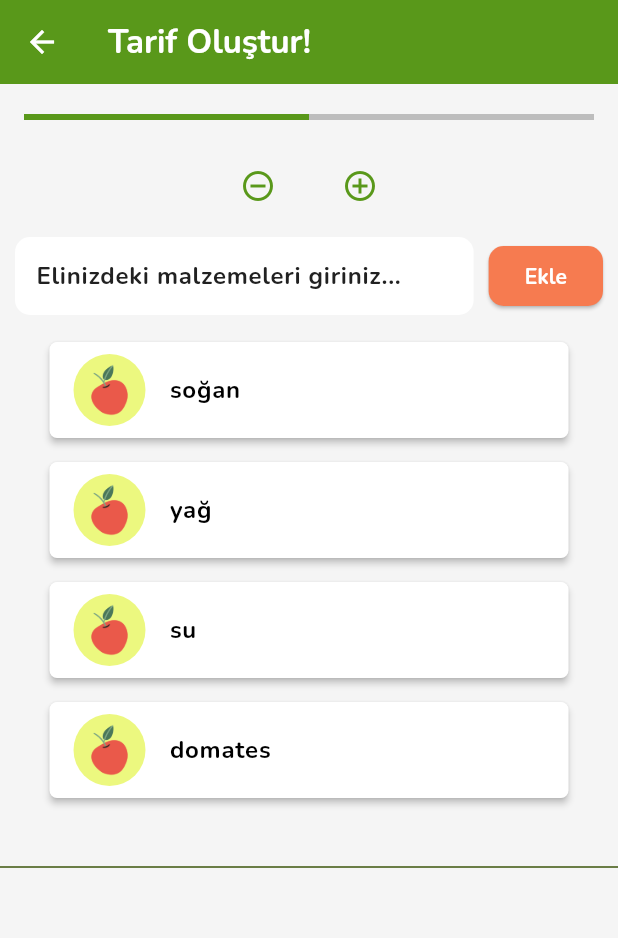
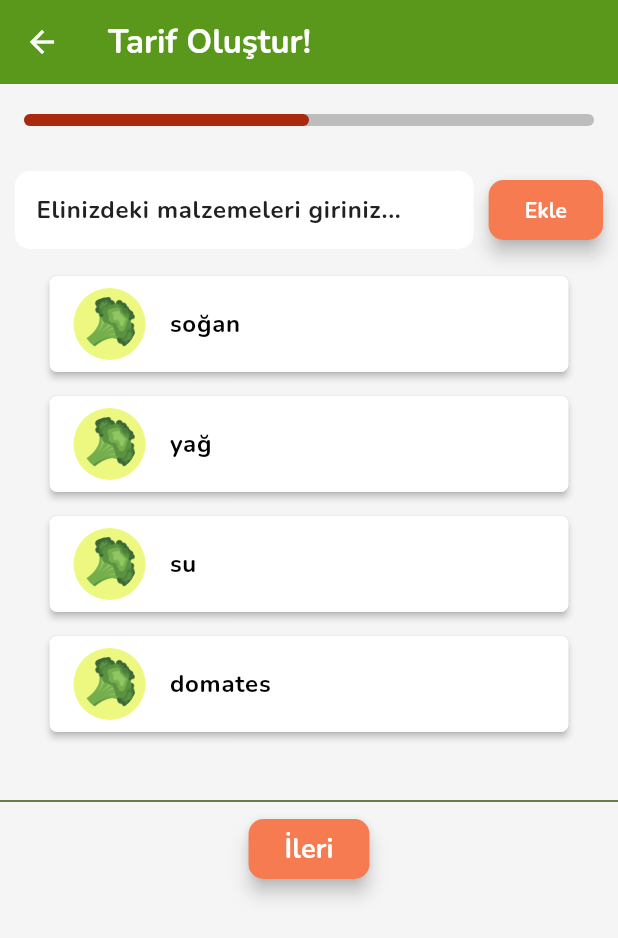
Before and after one commit to berkemremert/yesilsepet, a Flutter app: the IngredientsPage screen opened directly, on a phone screen of 412 x 824 dp. Shown: the top 938 px of the screen. Run offline on Flutter 3.47's test engine with Material 3 defaults, Android fonts, the phone set to English and light mode, and no system bars; our stand-ins replace font_awesome_flutter.

Commit message:
UI changes

```diff
--- a/lib/Views/createRecipePage/ingredientsPage.dart
+++ b/lib/Views/createRecipePage/ingredientsPage.dart
@@ -24,7 +24,7 @@ class IngredientsPage extends StatelessWidget {
           ),
         ),
         backgroundColor: AppColors.offWhite,
-        body: const SingleChildScrollView(
+        body: SingleChildScrollView(
           child: Column(
             children: [
               ProgressBarSection(),
@@ -33,6 +33,26 @@ class IngredientsPage extends StatelessWidget {
               SizedBox(height: 10),
               IngredientList(),
               Divider(color: AppColors.oliveGreen),
+              ElevatedButton(
+                  style: ElevatedButton.styleFrom(
+                    backgroundColor: AppColors.coralOrange,
+                    elevation: 5,
+                    shape: RoundedRectangleBorder(
+                      borderRadius: BorderRadius.circular(10)
+                    )
+                  ),
+                  onPressed: (){
+                    // TODO: IMPLEMENT
+                  },
+                  child: Text(
+                      "İleri",
+                    style: TextStyle(
+                      color: AppColors.pureWhite,
+                      fontWeight: FontWeight.bold,
+                      fontSize: 18
+                    ),
+                  )
+              )
             ],
           ),
         ),
--- a/lib/Views/createRecipePage/widgets/ingredient_list.dart
+++ b/lib/Views/createRecipePage/widgets/ingredient_list.dart
@@ -49,7 +49,8 @@ class IngredientList extends StatelessWidget {
                     radius: 24, // Adjust radius for circle size
                     child: ClipOval(
                       child: Image.asset(
-                        'assets/images/apple.webp',
+                        // 'assets/images/apple.webp',
+                        'assets/images/broccoli.png',
                         width: 36,
                         height: 36,
                         fit: BoxFit.cover,
--- a/lib/Views/createRecipePage/widgets/new_ingredients_search_bar.dart
+++ b/lib/Views/createRecipePage/widgets/new_ingredients_search_bar.dart
@@ -43,6 +43,7 @@ class NewIngredientSearchBar extends StatelessWidget {
             },
             style: ElevatedButton.styleFrom(
               backgroundColor: AppColors.coralOrange,
+              elevation: 5,
               shape: RoundedRectangleBorder(
                 borderRadius: BorderRadius.circular(10),
               ),
--- a/lib/Views/createRecipePage/widgets/progressBar.dart
+++ b/lib/Views/createRecipePage/widgets/progressBar.dart
@@ -21,30 +21,32 @@ class ProgressBarSection extends StatelessWidget {
             builder: (context, value, child) {
               return LinearProgressIndicator(
                 value: value,
+                minHeight: 8,
+                borderRadius: BorderRadius.circular(10),
                 backgroundColor: AppColors.lightGray,
-                color: AppColors.green,
+                color: AppColors.scarletOrange,
               );
             },
           ),
         ),
-        Row(
-          mainAxisAlignment: MainAxisAlignment.center,
-          children: [
-            IconButton(
-              icon: Icon(Icons.remove_circle_outline, color: AppColors.green),
-              onPressed: () {},
-            ),
-            const SizedBox(width: 20),
-            IconButton(
-              icon: Icon(Icons.add_circle_outline, color: AppColors.green),
-              onPressed: () {
-                // Retrieve the view model and print the current malzemeler list
-                final viewModel = Provider.of<CreateRecipeViewModel>(context, listen: false);
-                print(viewModel.malzemeler);
-              },
-            ),
-          ],
-        ),
+        // Row(
+        //   mainAxisAlignment: MainAxisAlignment.center,
+        //   children: [
+        //     IconButton(
+        //       icon: Icon(Icons.remove_circle_outline, color: AppColors.green),
+        //       onPressed: () {},
+        //     ),
+        //     const SizedBox(width: 20),
+        //     IconButton(
+        //       icon: Icon(Icons.add_circle_outline, color: AppColors.green),
+        //       onPressed: () {
+        //         // Retrieve the view model and print the current malzemeler list
+        //         final viewModel = Provider.of<CreateRecipeViewModel>(context, listen: false);
+        //         print(viewModel.malzemeler);
+        //       },
+        //     ),
+        //   ],
+        // ),
       ],
     );
   }
```
Also changed, not shown: assets/adam.jpeg (renamed from assets/images/adam.jpeg).
